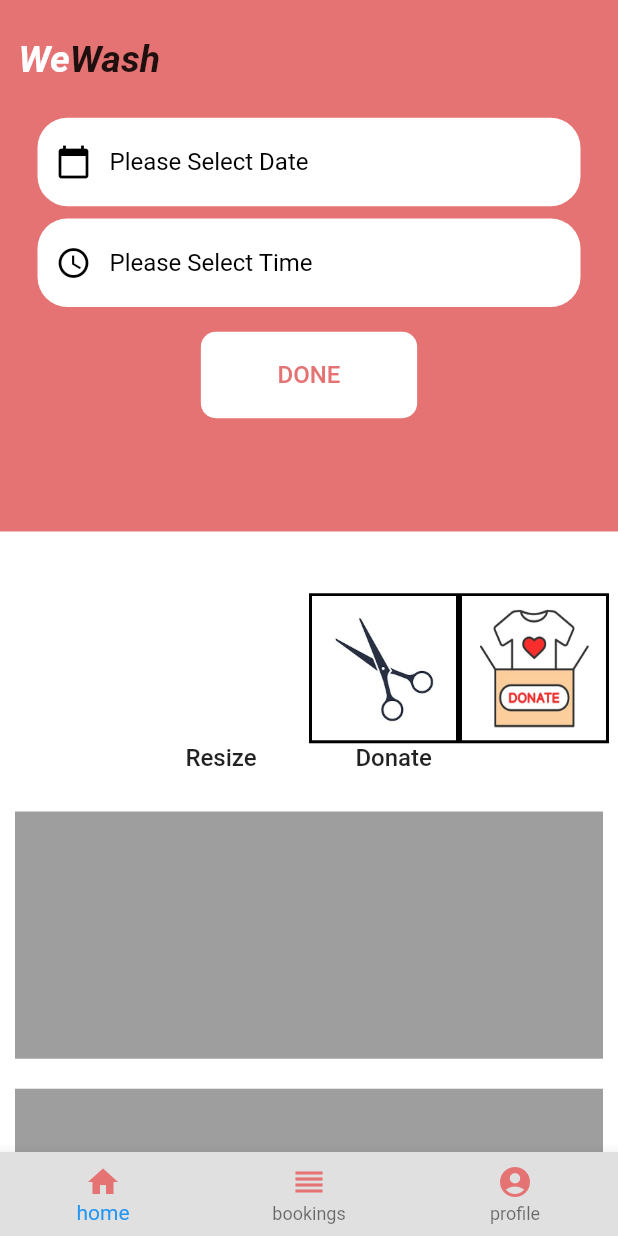
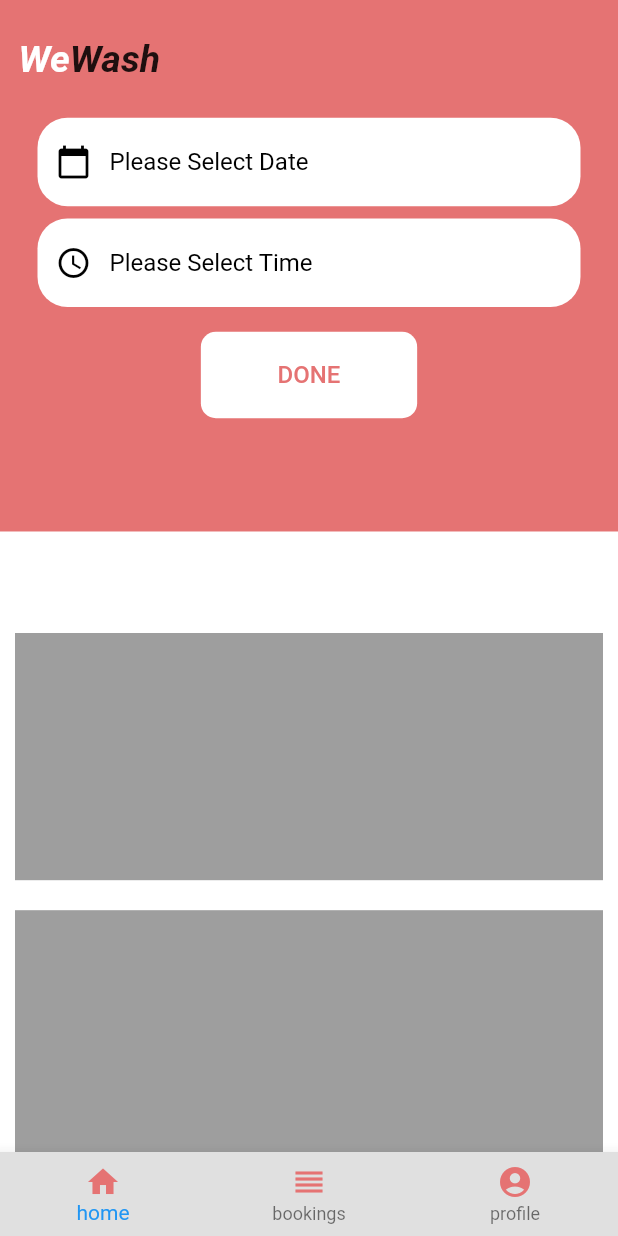
Before and after one commit to Nikhil-Kudupudi/Laundry_Management, a Flutter app: the screen it shows after launch, on a phone screen of 412 x 824 dp. Run offline on Flutter 3.47's test engine with Material 2 defaults, Android fonts, the phone set to English and light mode, and no system bars; our stand-ins replace date_format.

Commit message:
Merge remote-tracking branch 'origin/master'

```diff
--- a/lib/LaundryApp/home.dart
+++ b/lib/LaundryApp/home.dart
@@ -1,4 +1,3 @@
-import 'package:flutter_otp/flutter_otp.dart';
 import 'package:date_format/date_format.dart';
 import 'package:flutter/cupertino.dart';
 import 'package:flutter/material.dart';
@@ -120,7 +119,7 @@ class _loginpageState extends State<loginpage> {
   bool _validateloginpassword=true;
   Widget build(BuildContext context) {
     return Scaffold(
-      //resizeToAvoidBottomPadding: false,
+      resizeToAvoidBottomPadding: false,
       body: Container(
         decoration: BoxDecoration(
             color: Colors.red.shade300,
@@ -641,70 +640,6 @@ class _entrypageState extends State<entrypage> {
                 datetime(),
               ],
             ),
-          ),
-          Container(
-            child: Row(
-              children: <Widget>[
-                Padding(padding: EdgeInsets.only(left: MediaQuery.of(context).size.width*0.5)),
-                InkWell(
-                  onTap: (){
-
-                  },
-                  child: Container(
-                    height: 100,
-                    width: 100,
-                    decoration: BoxDecoration(
-                      border: Border.all(
-                        color: Colors.black,
-                        width: 2
-                      )
-                    ),
-                    child: Image(
-                      fit: BoxFit.fill,
-                      image: AssetImage("assets/scissor.jpg"),
-                    ),
-                  ),
-                ),
-
-                InkWell(
-                  onTap: (){
-
-                  },
-                  child: Container(
-                    height: 100,
-                    width: 100,
-                    decoration: BoxDecoration(
-                        border: Border.all(
-                          color: Colors.black,
-                            width: 2
-                        ),
-                    ),
-                    child: Image(
-                      fit: BoxFit.fill,
-                      image: AssetImage("assets/donate (2).jpg"),
-                    ),
-                  ),
-                ),
-              ],
-            ),
-          ),
-          Row(
-            children: <Widget>[
-              Padding(
-                 padding: EdgeInsets.only(left: MediaQuery.of(context).size.width*0.30)
-              ),
-              Text("Resize",style: TextStyle(
-                fontWeight: FontWeight.w500,
-                fontSize: 16.0,
-              ),),
-              Padding(
-                  padding: EdgeInsets.only(left: MediaQuery.of(context).size.width*0.16)
-              ),
-              Text("Donate",style: TextStyle(
-                fontWeight: FontWeight.w500,
-                fontSize: 16.0,
-              ),),
-            ],
           ),
           Padding(
               padding: EdgeInsets.only(bottom: MediaQuery.of(context).size.height*0.02)
@@ -779,7 +714,6 @@ class _datetimeState extends State<datetime> {
       ymdtController.text = '$hour:$min';
     }
   }
-  FlutterOtp otp= FlutterOtp();
   @override
   Widget build(BuildContext context) {
     return Container(
@@ -851,8 +785,6 @@ class _datetimeState extends State<datetime> {
                   if(ymdtController.text.isNotEmpty&&ymdController.text.isNotEmpty){
                     Navigator.push(context, MaterialPageRoute(
                         builder: (context) => selecttype()));
-
-
                   }
                 },
                 child: Container(
@@ -1653,8 +1585,6 @@ class menselectpage extends StatefulWidget {
 }
 class _menselectpageState extends State<menselectpage> {
   int _personcount=0;
-  List mensclothes=["shirt","jeans","t-shirt","floppers"];
-  List clothes_prices=[13.5,16,14,17];
   @override
   Widget build(BuildContext context) {
     return Scaffold(
@@ -1668,15 +1598,20 @@ class _menselectpageState extends State<menselectpage> {
           height: 100,
         ),
             Expanded(
-                child: men_list(mensclothes[0],clothes_prices[0])
-            ),
-        ],
-      ),
-      ),
-    );
-  }
-  men_list(name,price){
-    return Container(
+                child: Container(
+                  decoration: BoxDecoration(
+                    color: Colors.white,
+                    borderRadius: BorderRadius.only(topLeft: Radius.circular(45),
+                      topRight: Radius.circular(45),),
+                  ),
+                  padding: EdgeInsets.only(top: MediaQuery.of(context).size.height * 0.1,
+                    left: MediaQuery.of(context).size.height * 0.025,
+                    right: MediaQuery.of(context).size.height * 0.025,),
+                  child: ListView(
+                    children: [
+                      Column(
+                        children: [
+                          Container(
                             height: MediaQuery.of(context).size.height*0.18,
                             width: MediaQuery.of(context).size.width*0.9,
                             decoration: BoxDecoration(
@@ -1693,7 +1628,7 @@ class _menselectpageState extends State<menselectpage> {
                                       children: [
                                         Padding(padding: EdgeInsets.only(top:MediaQuery.of(context).size.height*0.025,
                                             left: MediaQuery.of(context).size.height*0.05),),
-                  Text('$name',style: TextStyle(
+                                        Text("Shirt",style: TextStyle(
                                           color: Colors.red.shade300,
                                           fontSize:18,
                                           fontWeight: FontWeight.w500,
@@ -1772,7 +1707,10 @@ class _menselectpageState extends State<menselectpage> {
                                   ],
                                 ),
                                 InkWell(
-            onTap: (){},
+                                  onTap: (){
+                                    Navigator.push(context, MaterialPageRoute(
+                                        builder: (context) => detailspage()));
+                                  },
                                   child: Container(
                                     margin: EdgeInsets.only(left: MediaQuery.of(context).size.width*0.53,),
                                     height: 30,
@@ -1794,10 +1732,19 @@ class _menselectpageState extends State<menselectpage> {
                                 )
                               ],
                             ),
-    );
-  }
-}
-
+                          ),
+                        ],
+                      ),
+                    ],
+                  ),
+                ),
+            ),
+        ],
+      ),
+      ),
+    );
+  }
+}
 class womenselectpage extends StatefulWidget {
   @override
   _womenselectpageState createState() => _womenselectpageState();
```
Lines whose indentation alone changed are shown as unchanged.
